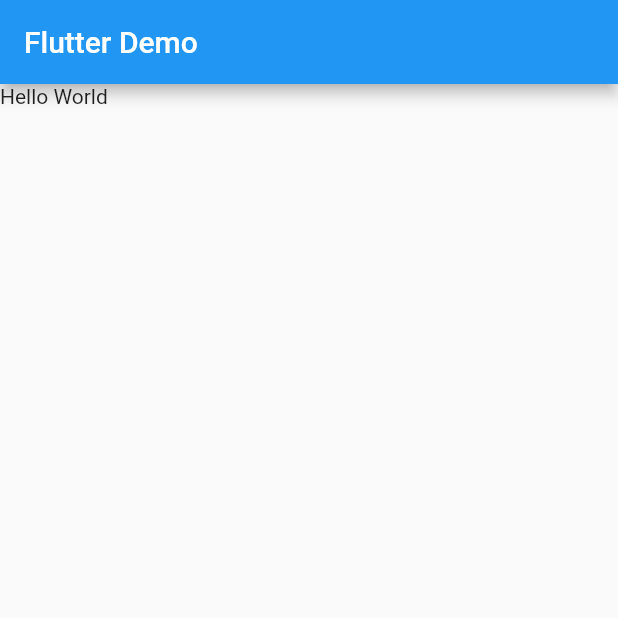
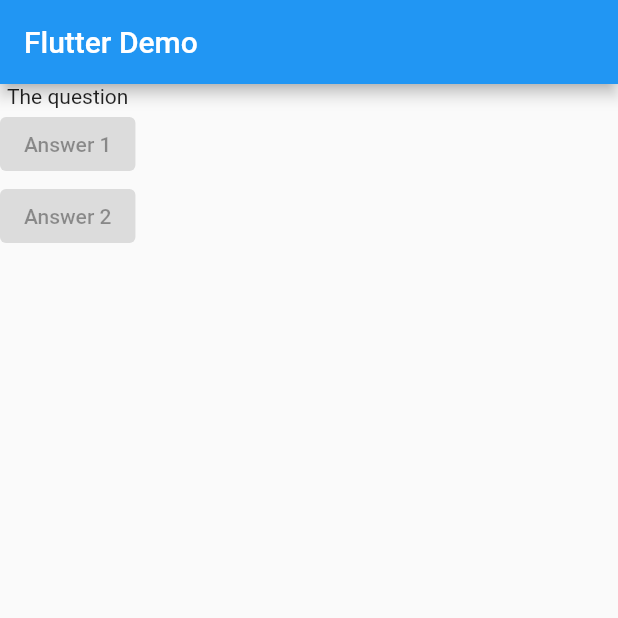
Before and after one commit to MauroNavaLuevanos/flutter-course, a Flutter app: the screen it shows after launch, on a phone screen of 412 x 824 dp, the top half of it. Run offline on Flutter 3.47's test engine with Material 2 defaults, Android fonts, the phone set to English and light mode, and no system bars.

Commit message:
Widgets list in scaffold body

```diff
--- a/lib/main.dart
+++ b/lib/main.dart
@@ -7,15 +7,26 @@ class MyApp extends StatelessWidget {
 
   @override
   Widget build(BuildContext context) {
+    var questions = [
+      'What\'s your favorite color?',
+      'What\'s your favorite animal?',
+    ];
+
     return MaterialApp(
       home: Scaffold(
-        appBar: AppBar(
-          title: const Text('Flutter Demo'),
-        ),
-        body: const Text(
-          'Hello World',
-        ),
-      ),
+          appBar: AppBar(
+            title: const Text('Flutter Demo'),
+          ),
+          body: Column(
+            children: [
+              const Text('The question'),
+              const ElevatedButton(
+                child: Text('Answer 1'),
+                onPressed: null,
+              ),
+              const ElevatedButton(child: Text('Answer 2'), onPressed: null),
+            ],
+          )),
     );
   }
 }
```
